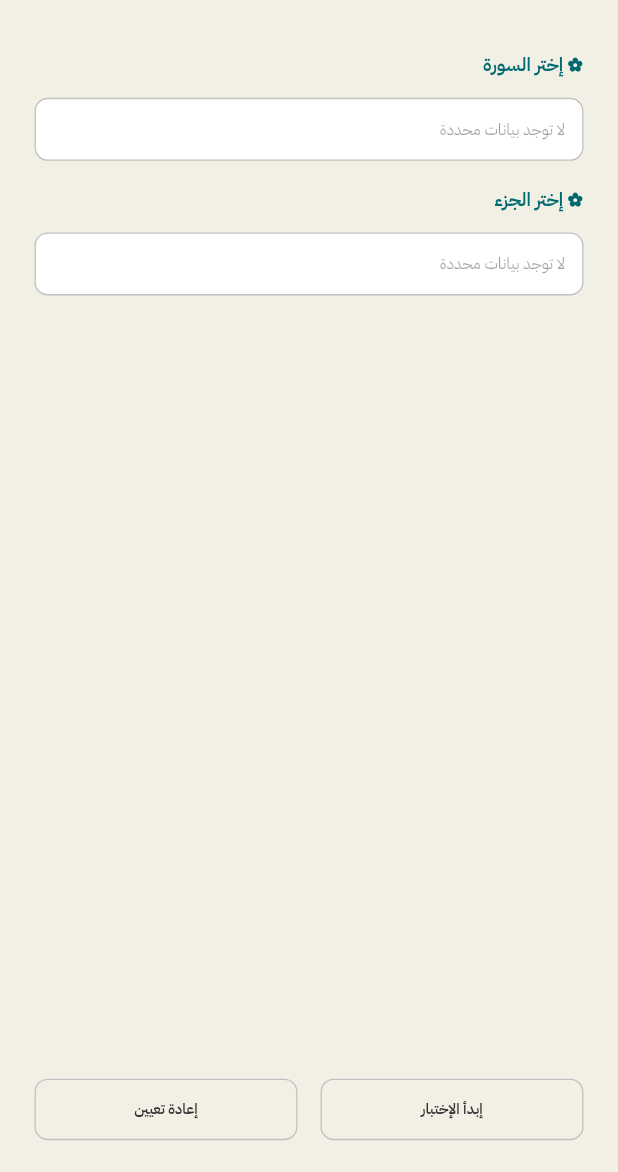
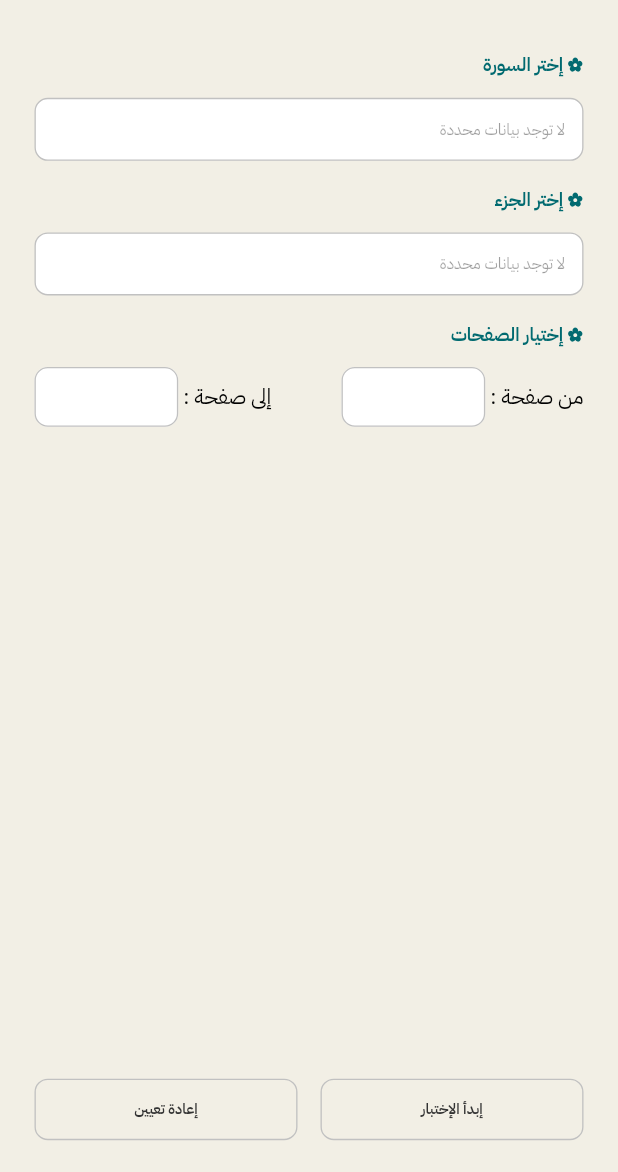
Before and after one commit to zizo333/quran_test, a Flutter app: the screen it shows after launch, on a phone screen of 412 x 824 dp, the part 64-1236 px from its top. Run offline on Flutter 3.47's test engine with Material 3 defaults, Android fonts, the phone set to English and light mode, and no system bars; our stand-ins replace bloc, equatable, flutter_bloc, flutter_screenutil, flutter_svg, freezed_annotation and 3 more; missing offline and left inert: quran.

Commit message:
first commit1

```diff
--- a/lib/core/constants/app_sizes.dart
+++ b/lib/core/constants/app_sizes.dart
@@ -27,7 +27,7 @@ class AppSizes {
   static double hTFPadding = 16;
   static EdgeInsetsGeometry tFcontentPadding = EdgeInsets.symmetric(
     horizontal: hTFPadding.w,
-    vertical: getValueForScreenType(medium: 8, semiLarge: 14).h,
+    vertical: getValueForScreenType(medium: 0, semiLarge: 14).h,
   );
 
   //*** Button Sizes */
--- a/lib/core/constants/app_strings.dart
+++ b/lib/core/constants/app_strings.dart
@@ -12,4 +12,7 @@ class AppStrings {
   static const confirm = 'تأكيد';
   static const noDataSelected = 'لا توجد بيانات محددة';
   static const selectAll = 'إختيار الكل';
+  static const selectPages = 'إختيار الصفحات';
+  static const fromPage = 'من صفحة';
+  static const toPage = 'إلى صفحة';
 }
--- a/lib/core/theming/app_styles.dart
+++ b/lib/core/theming/app_styles.dart
@@ -13,20 +13,19 @@ class AppStyles {
 
   //*** TextField Styles */
   static TextStyle tFStyle = AppTextStyle(
-    color: AppColors.c333333,
-    fontSize: getValueForScreenType(medium: 12, semiLarge: 10).sp,
+    fontSize: getValueForScreenType(medium: 13, semiLarge: 10).sp,
   );
   static TextStyle tFHintStyle = AppTextStyle(
     color: AppColors.cC1C1C1,
-    fontSize: getValueForScreenType(medium: 12, semiLarge: 10).sp,
+    fontSize: getValueForScreenType(medium: 13, semiLarge: 10).sp,
   );
   static TextStyle tFLabelStyle = AppTextStyle(
     color: AppColors.cC1C1C1,
-    fontSize: getValueForScreenType(medium: 12, semiLarge: 10).sp,
+    fontSize: getValueForScreenType(medium: 13, semiLarge: 10).sp,
   );
   static TextStyle tFFloatingLabelStyle = AppTextStyle(
     color: AppColors.c333333,
-    fontSize: getValueForScreenType(medium: 12, semiLarge: 10).sp,
+    fontSize: getValueForScreenType(medium: 13, semiLarge: 10).sp,
   );
   static TextStyle tFerrorStyle = AppTextStyle(
     color: navigatorKey.currentContext?.colorScheme.error ?? AppColors.red,
@@ -42,7 +41,7 @@ class AppStyles {
       borderRadius:
           borderRadius ?? BorderRadius.circular(radius ?? AppSizes.radius.r),
       borderSide: BorderSide(
-        color: borderColor ?? AppColors.fieldBorder,
+        color: borderColor ?? AppColors.cC1C1C1,
         width: AppSizes.border.r,
       ),
     );
--- /dev/null
+++ b/lib/presentation/cubit/base/base_cubit.dart
@@ -0,0 +1,8 @@
+import 'package:flutter_bloc/flutter_bloc.dart';
+import 'package:quran_test/presentation/cubit/base/base_data.dart';
+
+abstract class BaseCubit<S, T extends BaseData> extends Cubit<S> {
+  BaseCubit(super.initialState, this.data);
+
+  final T data;
+}
--- /dev/null
+++ b/lib/presentation/cubit/base/base_data.dart
@@ -0,0 +1,5 @@
+abstract class BaseData {
+  const BaseData();
+
+  void dispose();
+}
--- a/lib/presentation/cubit/home/home_cubit.dart
+++ b/lib/presentation/cubit/home/home_cubit.dart
@@ -1,12 +1,15 @@
-import 'package:bloc/bloc.dart';
+import 'package:flutter/material.dart';
 import 'package:freezed_annotation/freezed_annotation.dart';
 import 'package:quran_test/data/models/app_model.dart';
+import 'package:quran_test/presentation/cubit/base/base_cubit.dart';
+import 'package:quran_test/presentation/cubit/base/base_data.dart';
 
+part 'home_data.dart';
 part 'home_state.dart';
 part 'home_cubit.freezed.dart';
 
-class HomeCubit extends Cubit<HomeState> {
-  HomeCubit() : super(const HomeState());
+class HomeCubit extends BaseCubit<HomeState, HomeData> {
+  HomeCubit() : super(const HomeState(), HomeData._());
 
   void setSurahList(List<AppModel> surahList) {
     emit(state.copyWith(surahList: surahList));
@@ -15,4 +18,18 @@ class HomeCubit extends Cubit<HomeState> {
   void setJuzList(List<AppModel> juzList) {
     emit(state.copyWith(juzList: juzList));
   }
+
+  void selectFromPageNumber() {
+    data.fromPageController.selection = TextSelection(
+      baseOffset: 0,
+      extentOffset: data.fromPageController.text.length,
+    );
+  }
+
+  void selectToPageNumber() {
+    data.toPageController.selection = TextSelection(
+      baseOffset: 0,
+      extentOffset: data.toPageController.text.length,
+    );
+  }
 }
--- /dev/null
+++ b/lib/presentation/cubit/home/home_data.dart
@@ -0,0 +1,18 @@
+part of 'home_cubit.dart';
+
+class HomeData extends BaseData {
+  HomeData._();
+
+  final fromPageController = TextEditingController();
+  final toPageController = TextEditingController();
+  final fromPageNode = FocusNode();
+  final toPageNode = FocusNode();
+
+  @override
+  void dispose() {
+    fromPageController.dispose();
+    toPageController.dispose();
+    fromPageNode.dispose();
+    toPageNode.dispose();
+  }
+}
--- a/lib/presentation/screens/home/home_screen.dart
+++ b/lib/presentation/screens/home/home_screen.dart
@@ -13,6 +13,9 @@ import 'package:quran_test/presentation/cubit/surah/surah_cubit.dart';
 import 'package:quran_test/presentation/dialogs/juz_list_dialog.dart';
 import 'package:quran_test/presentation/dialogs/surah_list_dialog.dart';
 import 'package:quran_test/presentation/screens/home/widgets/home_item_widget.dart';
+import 'package:quran_test/presentation/screens/home/widgets/home_juz_item_widget.dart';
+import 'package:quran_test/presentation/screens/home/widgets/home_pages.dart';
+import 'package:quran_test/presentation/screens/home/widgets/home_surah_item_widget.dart';
 import 'package:quran_test/presentation/widgets/app_bar_widget.dart';
 import 'package:quran_test/presentation/widgets/app_button.dart';
 import 'package:quran_test/presentation/widgets/app_scaffold.dart';
@@ -33,48 +36,11 @@ class HomeScreen extends StatelessWidget {
                 builder: (context, state) {
                   return Column(
                     children: [
-                      HomeItemWidget(
-                        title: AppStrings.chooseSurah,
-                        items: state.surahList,
-                        onTap: () {
-                          AppFunctions.showAppDialog<void>(
-                            context,
-                            child: BlocProvider<SurahCubit>(
-                              create:
-                                  (context) =>
-                                      sl<SurahCubit>()
-                                        ..getSurahList(state.surahList),
-                              child: SurahListDialog(
-                                onConfirm: (surahList) {
-                                  context.read<HomeCubit>().setSurahList(
-                                    surahList,
-                                  );
-                                },
-                              ),
-                            ),
-                          );
-                        },
-                      ),
+                      HomeSurahItemWidget(surahList: state.surahList),
                       AppSizes.inset.vSpace,
-                      HomeItemWidget(
-                        title: AppStrings.chooseJuz,
-                        items: state.juzList,
-                        onTap: () {
-                          AppFunctions.showAppDialog<void>(
-                            context,
-                            child: BlocProvider<JuzCubit>(
-                              create:
-                                  (context) =>
-                                      sl<JuzCubit>()..getJuzList(state.juzList),
-                              child: JuzListDialog(
-                                onConfirm: (juzList) {
-                                  context.read<HomeCubit>().setJuzList(juzList);
-                                },
-                              ),
-                            ),
-                          );
-                        },
-                      ),
+                      HomeJuzItemWidget(juzList: state.juzList),
+                      AppSizes.inset.vSpace,
+                      const HomePages(),
                     ],
                   );
                 },
--- a/lib/presentation/screens/home/widgets/home_item_widget.dart
+++ b/lib/presentation/screens/home/widgets/home_item_widget.dart
@@ -6,6 +6,7 @@ import 'package:quran_test/core/extensions/num_extenison.dart';
 import 'package:quran_test/core/theming/app_styles.dart';
 import 'package:quran_test/core/theming/font_weight_helper.dart';
 import 'package:quran_test/data/models/app_model.dart';
+import 'package:quran_test/presentation/screens/home/widgets/home_title.dart';
 import 'package:quran_test/presentation/widgets/app_container.dart';
 
 class HomeItemWidget extends StatelessWidget {
@@ -25,14 +26,7 @@ class HomeItemWidget extends StatelessWidget {
     return Column(
       crossAxisAlignment: CrossAxisAlignment.start,
       children: [
-        Text(
-          '✿ $title',
-          style: AppTextStyle(
-            fontSize: 14.sp,
-            color: context.colorScheme.primary,
-            fontWeight: FontWeightHelper.bold,
-          ),
-        ),
+        HomeTitle(title: title),
         12.vSpace,
         AppContainer(
           onTap: onTap,
--- /dev/null
+++ b/lib/presentation/screens/home/widgets/home_juz_item_widget.dart
@@ -0,0 +1,37 @@
+import 'package:flutter/material.dart';
+import 'package:flutter_bloc/flutter_bloc.dart';
+import 'package:quran_test/core/constants/app_strings.dart';
+import 'package:quran_test/core/injections/di_imports.dart';
+import 'package:quran_test/core/utilities/app_functions.dart';
+import 'package:quran_test/data/models/app_model.dart';
+import 'package:quran_test/presentation/cubit/home/home_cubit.dart';
+import 'package:quran_test/presentation/cubit/juz/juz_cubit.dart';
+import 'package:quran_test/presentation/dialogs/juz_list_dialog.dart';
+import 'package:quran_test/presentation/screens/home/widgets/home_item_widget.dart';
+
+class HomeJuzItemWidget extends StatelessWidget {
+  const HomeJuzItemWidget({required this.juzList, super.key});
+
+  final List<AppModel> juzList;
+
+  @override
+  Widget build(BuildContext context) {
+    return HomeItemWidget(
+      title: AppStrings.chooseJuz,
+      items: juzList,
+      onTap: () {
+        AppFunctions.showAppDialog<void>(
+          context,
+          child: BlocProvider<JuzCubit>(
+            create: (context) => sl<JuzCubit>()..getJuzList(juzList),
+            child: JuzListDialog(
+              onConfirm: (juzList) {
+                context.read<HomeCubit>().setJuzList(juzList);
+              },
+            ),
+          ),
+        );
+      },
+    );
+  }
+}
--- /dev/null
+++ b/lib/presentation/screens/home/widgets/home_pages.dart
@@ -0,0 +1,67 @@
+import 'package:flutter/material.dart';
+import 'package:flutter_bloc/flutter_bloc.dart';
+import 'package:flutter_screenutil/flutter_screenutil.dart';
+import 'package:quran_test/core/constants/app_strings.dart';
+import 'package:quran_test/core/extensions/num_extenison.dart';
+import 'package:quran_test/core/theming/app_styles.dart';
+import 'package:quran_test/core/utilities/app_functions.dart';
+import 'package:quran_test/presentation/cubit/home/home_cubit.dart';
+import 'package:quran_test/presentation/screens/home/widgets/home_title.dart';
+import 'package:quran_test/presentation/widgets/app_text_field.dart';
+
+class HomePages extends StatelessWidget {
+  const HomePages({super.key});
+
+  @override
+  Widget build(BuildContext context) {
+    final cubit = context.read<HomeCubit>();
+    final data = cubit.data;
+
+    return Column(
+      crossAxisAlignment: CrossAxisAlignment.start,
+      children: [
+        const HomeTitle(title: AppStrings.selectPages),
+        12.vSpace,
+        Row(
+          children: [
+            Text(
+              '${AppStrings.fromPage} : ',
+              style: AppTextStyle(fontSize: 16.sp),
+            ),
+            SizedBox(
+              width: 100.w,
+              height: 45.h,
+              child: AppTextField(
+                controller: data.fromPageController,
+                focusNode: data.fromPageNode,
+                nextNode: data.toPageNode,
+                textAlign: TextAlign.center,
+                keyboardType: TextInputType.number,
+                textInputAction: TextInputAction.next,
+                inputFormatters: [AppFunctions.intNumberFormatter],
+                onTap: cubit.selectFromPageNumber,
+              ),
+            ),
+            const Spacer(),
+            Text(
+              '${AppStrings.toPage} : ',
+              style: AppTextStyle(fontSize: 16.sp),
+            ),
+            SizedBox(
+              width: 100.w,
+              height: 45.h,
+              child: AppTextField(
+                controller: data.toPageController,
+                focusNode: data.toPageNode,
+                textAlign: TextAlign.center,
+                keyboardType: TextInputType.number,
+                inputFormatters: [AppFunctions.intNumberFormatter],
+                onTap: cubit.selectToPageNumber,
+              ),
+            ),
+          ],
+        ),
+      ],
+    );
+  }
+}
--- /dev/null
+++ b/lib/presentation/screens/home/widgets/home_surah_item_widget.dart
@@ -0,0 +1,37 @@
+import 'package:flutter/material.dart';
+import 'package:flutter_bloc/flutter_bloc.dart';
+import 'package:quran_test/core/constants/app_strings.dart';
+import 'package:quran_test/core/injections/di_imports.dart';
+import 'package:quran_test/core/utilities/app_functions.dart';
+import 'package:quran_test/data/models/app_model.dart';
+import 'package:quran_test/presentation/cubit/home/home_cubit.dart';
+import 'package:quran_test/presentation/cubit/surah/surah_cubit.dart';
+import 'package:quran_test/presentation/dialogs/surah_list_dialog.dart';
+import 'package:quran_test/presentation/screens/home/widgets/home_item_widget.dart';
+
+class HomeSurahItemWidget extends StatelessWidget {
+  const HomeSurahItemWidget({required this.surahList, super.key});
+
+  final List<AppModel> surahList;
+
+  @override
+  Widget build(BuildContext context) {
+    return HomeItemWidget(
+      title: AppStrings.chooseSurah,
+      items: surahList,
+      onTap: () {
+        AppFunctions.showAppDialog<void>(
+          context,
+          child: BlocProvider<SurahCubit>(
+            create: (context) => sl<SurahCubit>()..getSurahList(surahList),
+            child: SurahListDialog(
+              onConfirm: (surahList) {
+                context.read<HomeCubit>().setSurahList(surahList);
+              },
+            ),
+          ),
+        );
+      },
+    );
+  }
+}
--- /dev/null
+++ b/lib/presentation/screens/home/widgets/home_title.dart
@@ -0,0 +1,22 @@
+import 'package:flutter/material.dart';
+import 'package:flutter_screenutil/flutter_screenutil.dart';
+import 'package:quran_test/core/extensions/context_extension.dart';
+import 'package:quran_test/core/theming/app_styles.dart';
+import 'package:quran_test/core/theming/font_weight_helper.dart';
+
+class HomeTitle extends StatelessWidget {
+  const HomeTitle({required this.title, super.key});
+  final String title;
+
+  @override
+  Widget build(BuildContext context) {
+    return Text(
+      '✿ $title',
+      style: AppTextStyle(
+        fontSize: 14.sp,
+        color: context.colorScheme.primary,
+        fontWeight: FontWeightHelper.bold,
+      ),
+    );
+  }
+}
--- a/lib/presentation/widgets/app_text_field.dart
+++ b/lib/presentation/widgets/app_text_field.dart
@@ -43,6 +43,7 @@ class AppTextField extends StatelessWidget {
     this.maxLength,
     this.showCounter = false,
     this.inputFormatters,
+    this.textAlign = TextAlign.start,
   });
 
   final TextEditingController? controller;
@@ -79,6 +80,7 @@ class AppTextField extends StatelessWidget {
   final int? maxLength;
   final bool showCounter;
   final List<TextInputFormatter>? inputFormatters;
+  final TextAlign textAlign;
 
   @override
   Widget build(BuildContext context) {
@@ -99,11 +101,12 @@ class AppTextField extends StatelessWidget {
       readOnly: readOnly,
       expands: expands,
       maxLength: maxLength,
+      onTap: onTap,
+      textAlign: textAlign,
       validator: validator,
       onChanged: onChanged,
       onFieldSubmitted:
           onSubmitted ?? (_) => FocusScope.of(context).requestFocus(nextNode),
-      onTap: onTap,
       decoration: InputDecoration(
         labelText: labelText,
         labelStyle: AppStyles.tFLabelStyle,
```
Also changed, not shown: lib/data/models/test_model.dart (+9 -2 lines).
